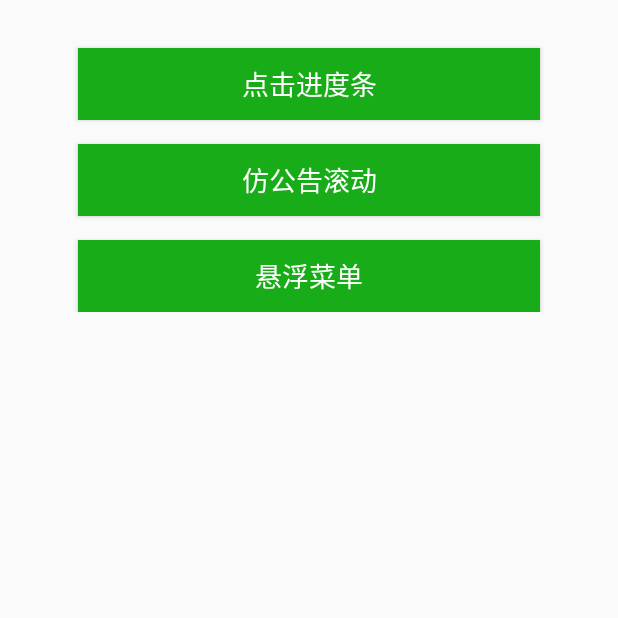
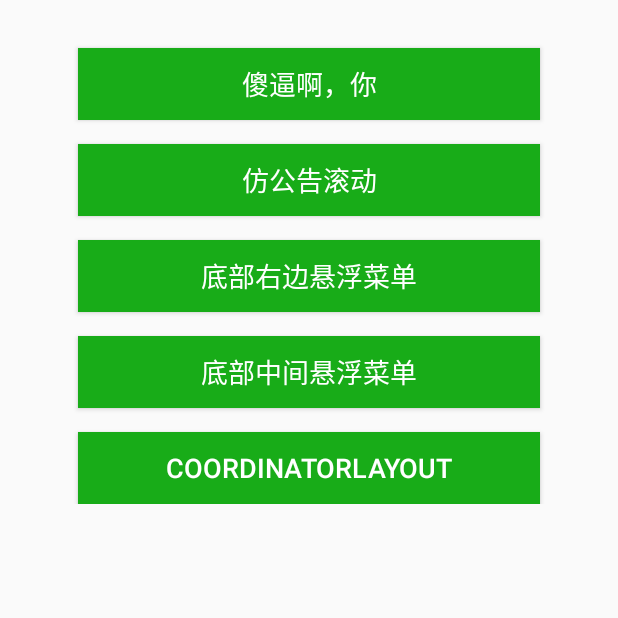
Before and after one commit to xxqxxy/ProgressShadeTest, an Android app: the screen it shows after launch (MainActivity), on a phone screen of 412 x 824 dp, the top half of it. Run offline under Robolectric (Android 15) with nearby library versions, the phone set to English and light mode, and no system bars; libraries missing offline, so code that uses them is left out: com.alipay.euler; 3 statements that could not run were skipped.

Commit message:
17.07.06 commit

```diff
--- a/app/build.gradle
+++ b/app/build.gradle
@@ -5,7 +5,7 @@ android {
     buildToolsVersion "25.0.3"
     defaultConfig {
         applicationId "com.xq.progress.progressshadeproject"
-        minSdkVersion 15
+        minSdkVersion 16
         targetSdkVersion 26
         versionCode 1
         versionName "1.0"
@@ -28,5 +28,7 @@ dependencies {
     testCompile 'junit:junit:4.12'
     compile 'com.android.support:design:26.0.0-alpha1'
     compile 'io.github.yavski:fab-speed-dial:1.0.1'
+    compile 'com.github.michaldrabik:tapbarmenu:1.0.2'
+    compile 'com.alipay.euler:andfix:0.4.0@aar'
 
 }
--- a/app/src/main/java/com/xq/progress/progressshadeproject/MainActivity.java
+++ b/app/src/main/java/com/xq/progress/progressshadeproject/MainActivity.java
@@ -5,26 +5,33 @@ import android.app.ProgressDialog;
 import android.content.Context;
 import android.content.Intent;
 import android.os.Bundle;
+import android.os.Environment;
 import android.view.View;
 import android.view.View.OnClickListener;
 import android.widget.Button;
+import android.widget.Toast;
 
-import static android.view.View.X;
+import java.io.IOException;
 
 public class MainActivity extends Activity {
 
     ProgressDialog mPrgoressDialog;
     Context mContext = MainActivity.this;
+    private static final String APATCH_PATH = "/fix.apatch"; // 补丁文件名
+
     @Override
     protected void onCreate(Bundle savedInstanceState) {
         super.onCreate(savedInstanceState);
         setContentView(R.layout.activity_main);
         //进度条
+        ((Button) findViewById(R.id.btn_progress)).setText("傻逼啊，你");
         ((Button) findViewById(R.id.btn_progress)).setOnClickListener(new OnClickListener() {
 
             @Override
             public void onClick(View v) {
                 showDialog();
+
+//                showToast();
             }
         });
         //公告滚动
@@ -35,18 +42,57 @@ public class MainActivity extends Activity {
               startActivity(new Intent(mContext,FillActivity.class));
             }
         });
+        //底部中间悬浮菜单
+        ((Button) findViewById(R.id.btn_middle_menu)).setOnClickListener(new OnClickListener() {
+
+            @Override
+            public void onClick(View v) {
+               startActivity(new Intent(mContext,BottomMiddleMenuActivity.class));
+            }
+        });
+
         //悬浮菜单
         ((Button) findViewById(R.id.btn_suspend_menu)).setOnClickListener(new OnClickListener() {
 
             @Override
             public void onClick(View v) {
-               startActivity(new Intent(mContext,SuspendMenuActivity.class));
+                startActivity(new Intent(mContext,SuspendMenuActivity.class));
+            }
+        });
+        //Android 热修复
+        ((Button) findViewById(R.id.btn_fix)).setOnClickListener(new OnClickListener() {
+
+            @Override
+            public void onClick(View v) {
+                update();
+            }
+        });
+        //CoordinatorLayout
+        ((Button) findViewById(R.id.btn_cdl)).setOnClickListener(new OnClickListener() {
+
+            @Override
+            public void onClick(View v) {
+                startActivity(new Intent(mContext,CoordinatorLayoutActivity.class));
             }
         });
 
+    }
 
 
+    private void showToast() {
+        Toast.makeText(this, "打补丁之后", Toast.LENGTH_LONG).show();
     }
+
+    private void update() {
+        String patchFileStr = Environment.getExternalStorageDirectory().getAbsolutePath() + APATCH_PATH;
+        try {
+            XqApplication.mPatchManager.addPatch(patchFileStr);
+        } catch (IOException e) {
+            e.printStackTrace();
+        }
+    }
+
+
 
     /**
      * 选择的编译版本不同Dialog效果也不同
--- a/app/src/main/java/com/xq/progress/progressshadeproject/SuspendMenuActivity.java
+++ b/app/src/main/java/com/xq/progress/progressshadeproject/SuspendMenuActivity.java
@@ -46,15 +46,12 @@ public class SuspendMenuActivity extends Activity  {
             @Override
             public boolean onMenuItemSelected(MenuItem menuItem) {
                 Toast.makeText(SuspendMenuActivity.this, "点击了："+menuItem.getTitle(), Toast.LENGTH_SHORT).show();
-
                 return super.onMenuItemSelected(menuItem);
             }
         });
     }
 
-
    private void  initListView(){
-
        initLVData();
    }
     private void initLVData(){
--- /dev/null
+++ b/app/src/main/java/com/xq/progress/progressshadeproject/XqApplication.java
@@ -0,0 +1,27 @@
+package com.xq.progress.progressshadeproject;
+
+import android.app.Application;
+
+import com.alipay.euler.andfix.patch.PatchManager;
+
+/**
+ * Created by Administrator on 2017/7/6.
+ */
+
+public class XqApplication extends Application {
+
+    public static PatchManager mPatchManager;
+
+    @Override
+    public void onCreate() {
+        super.onCreate();
+
+        // 初始化patch管理类
+        mPatchManager = new PatchManager(this);
+        // 初始化patch版本
+        mPatchManager.init("1.0");
+
+        // 加载已经添加到PatchManager中的patch
+        mPatchManager.loadPatch();
+    }
+}
--- a/app/src/main/res/layout/activity_main.xml
+++ b/app/src/main/res/layout/activity_main.xml
@@ -33,11 +33,33 @@
 
             <Button android:layout_width="match_parent" android:layout_height="wrap_content"
                 android:padding="8dp" android:textSize="18sp" android:textColor="@color/cr_white"
-                android:text="悬浮菜单" android:gravity="center"
+                android:text="底部右边悬浮菜单" android:gravity="center"
                 android:background="@color/cr_green_5" android:id="@+id/btn_suspend_menu"
                 android:layout_marginLeft="36dp" android:layout_marginRight="36dp"
                 android:layout_marginTop="16dp"/>
 
+            <Button android:layout_width="match_parent" android:layout_height="wrap_content"
+                android:padding="8dp" android:textSize="18sp" android:textColor="@color/cr_white"
+                android:text="底部中间悬浮菜单" android:gravity="center"
+                android:background="@color/cr_green_5" android:id="@+id/btn_middle_menu"
+                android:layout_marginLeft="36dp" android:layout_marginRight="36dp"
+                android:layout_marginTop="16dp"/>
+
+
+            <Button android:layout_width="match_parent" android:layout_height="wrap_content"
+                android:padding="8dp" android:textSize="18sp" android:textColor="@color/cr_white"
+                android:text="AndFix热修复" android:gravity="center"
+                android:background="@color/cr_green_5" android:id="@+id/btn_fix"
+                android:layout_marginLeft="36dp" android:layout_marginRight="36dp"
+                android:layout_marginTop="16dp" android:visibility="gone"/>
+
+
+            <Button android:layout_width="match_parent" android:layout_height="wrap_content"
+                android:padding="8dp" android:textSize="18sp" android:textColor="@color/cr_white"
+                android:text="CoordinatorLayout" android:gravity="center"
+                android:background="@color/cr_green_5" android:id="@+id/btn_cdl"
+                android:layout_marginLeft="36dp" android:layout_marginRight="36dp"
+                android:layout_marginTop="16dp"  />
 
 
         </LinearLayout>
--- a/app/src/main/res/values/styles.xml
+++ b/app/src/main/res/values/styles.xml
@@ -5,16 +5,27 @@
          2. colorPrimaryDark :状态栏背景色
          3. textcolorPrimary : 标题栏字体色
          4. colorAccent : 滚动条、Swtich按钮、光标等颜色
-         5. windowBackground : 除了状态栏标题栏底部菜单栏背景色-->
+         5. windowBackground : 除了状态栏标题栏底部菜单栏背景色
+          <item name="android:windowNoTitle">true</item>
+ <item name="android:windowNoTitle">true</item>
+         -->
     <!-- Base application theme. -->
+
+
     <style name="AppTheme" parent="Theme.AppCompat.Light.DarkActionBar">
         <!-- Customize your theme here. -->
         <item name="colorPrimary">@color/colorPrimary</item>
         <item name="colorPrimaryDark">@color/cr_black</item>
         <item name="colorAccent">@color/colorAccent</item>
+
         <item name="android:windowNoTitle">true</item>
+        <!--隐藏原来的ActionBar，为了在本project中使用ToolBar-->
+        <item name="windowActionBar">false</item>
+
+    </style>
+    <style name="MyTheme" parent="Theme.AppCompat.Light.NoActionBar">
+        <item name="android:windowFullscreen">true</item>
+        <item name="colorPrimary">@color/colorPrimary</item>
     </style>
 
-
-
 </resources>
```
Also changed, not shown: app/src/main/AndroidManifest.xml (+22 -6 lines), app/src/main/java/com/xq/progress/progressshadeproject/BottomMiddleMenuActivity.java (added, +53 -0 lines), app/src/main/java/com/xq/progress/progressshadeproject/CoordinatorLayoutActivity.java (added, +46 -0 lines), app/src/main/res/layout/bottom_midlle_menu.xml (added, +37 -0 lines), app/src/main/res/layout/coord_layout.xml (added, +72 -0 lines), app/src/main/res/values/strings.xml (+14 -0 lines), app/src/main/res/drawable/icon_bg.png (added), 4 other files.
